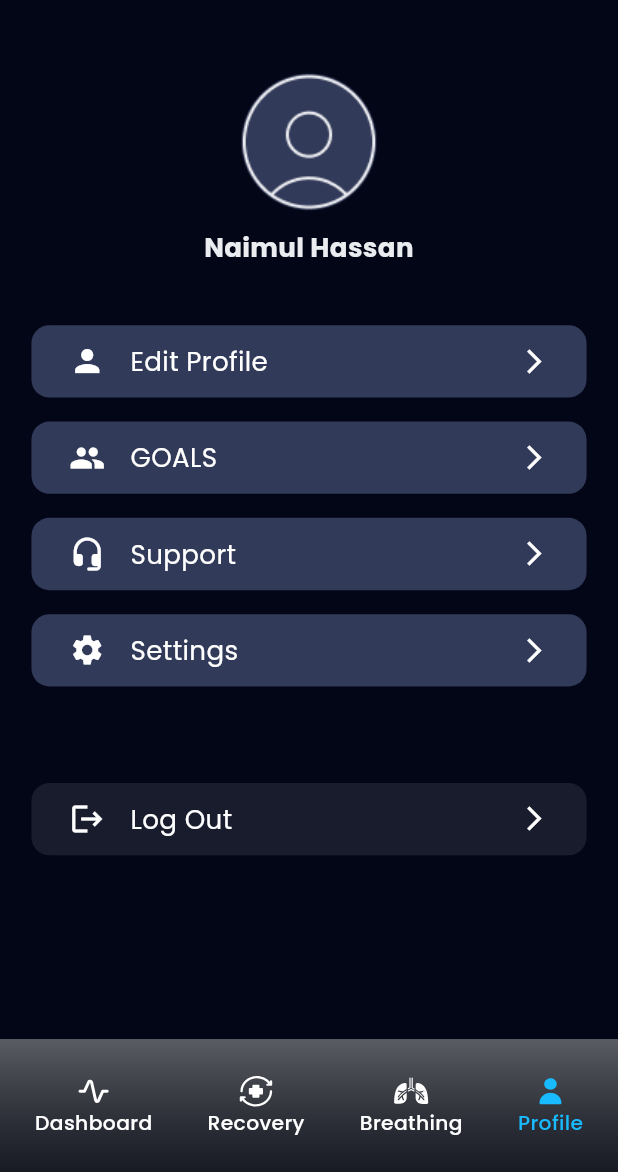
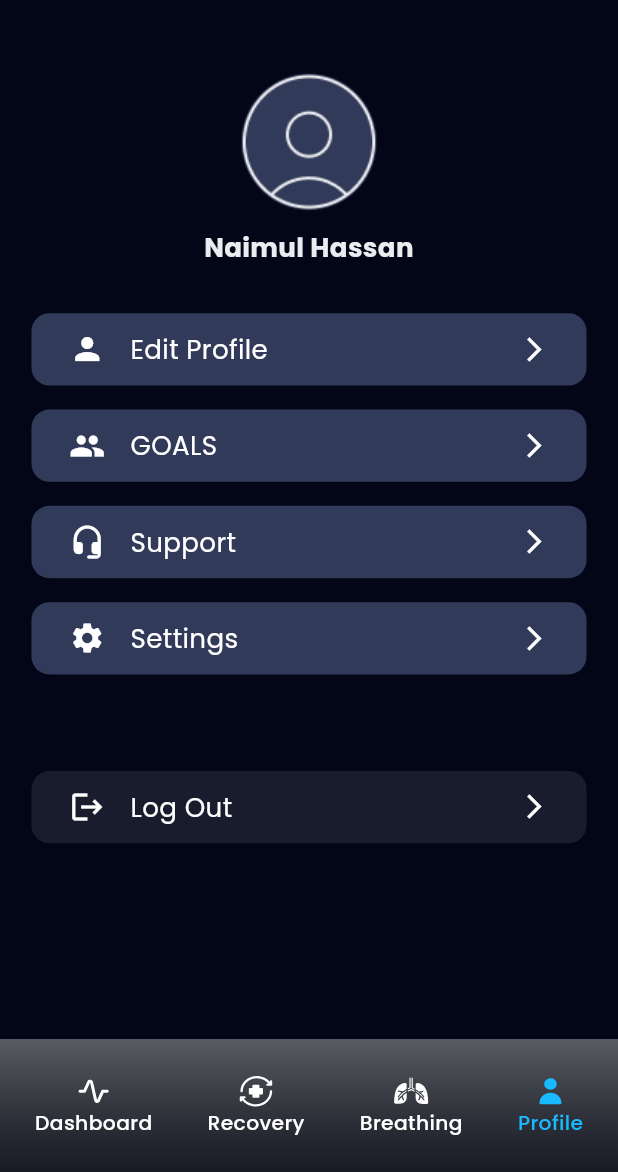
Before and after one commit to bdCalling-Sdt-hub/Vapeless-App, a Flutter app: the ProfileScreen screen opened by its route, on a phone screen of 412 x 824 dp, the part 64-1236 px from its top. Run offline on Flutter 3.47's test engine with Material 3 defaults, Android fonts, the phone set to English and light mode, and no system bars; our stand-ins replace cached_network_image, carousel_slider, fl_chart, flutter_html, flutter_local_notifications, flutter_rating_bar and 10 more; missing offline and left inert: flutter_stripe, linear_progress_bar; accounts and stored records are empty; network calls fail.

Commit message:
improve code

```diff
--- a/lib/view/component/other_widgets/item.dart
+++ b/lib/view/component/other_widgets/item.dart
@@ -36,7 +36,7 @@ class Item extends StatelessWidget {
       child: Container(
         padding: EdgeInsets.symmetric(
             horizontal: horizontal.w, vertical: vertical.h),
-        margin: const EdgeInsets.only(top: 16),
+        margin: const EdgeInsets.symmetric(vertical: 8),
         decoration: BoxDecoration(
             color: bgColor, borderRadius: BorderRadius.circular(12)),
         child: Row(
```
